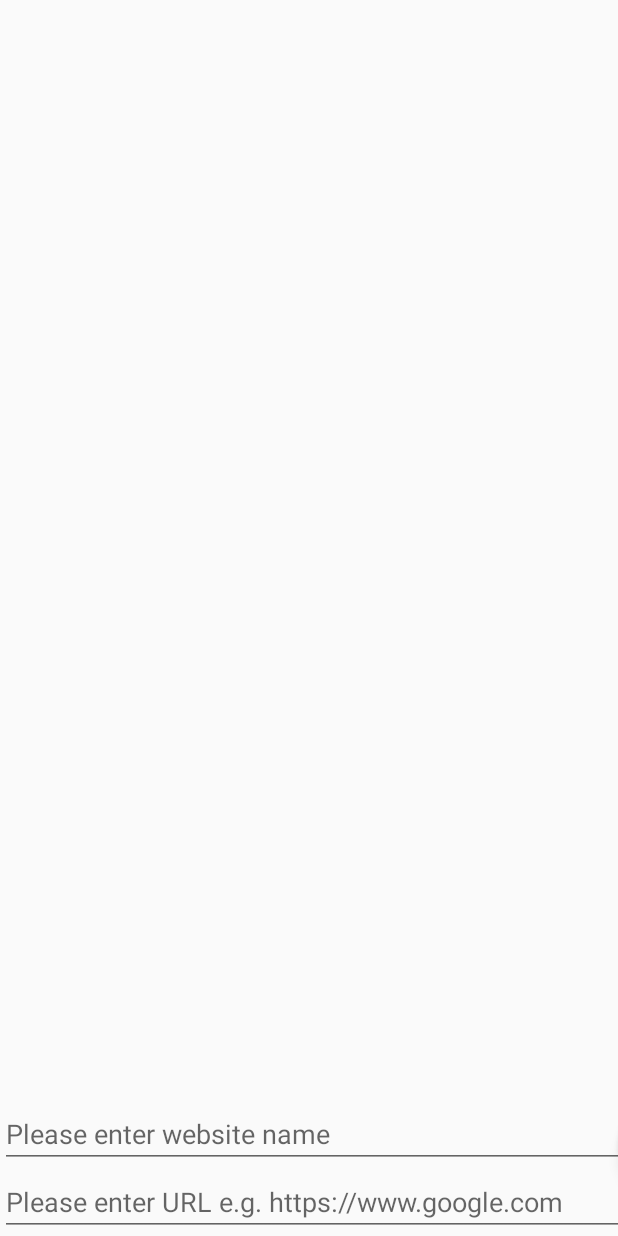
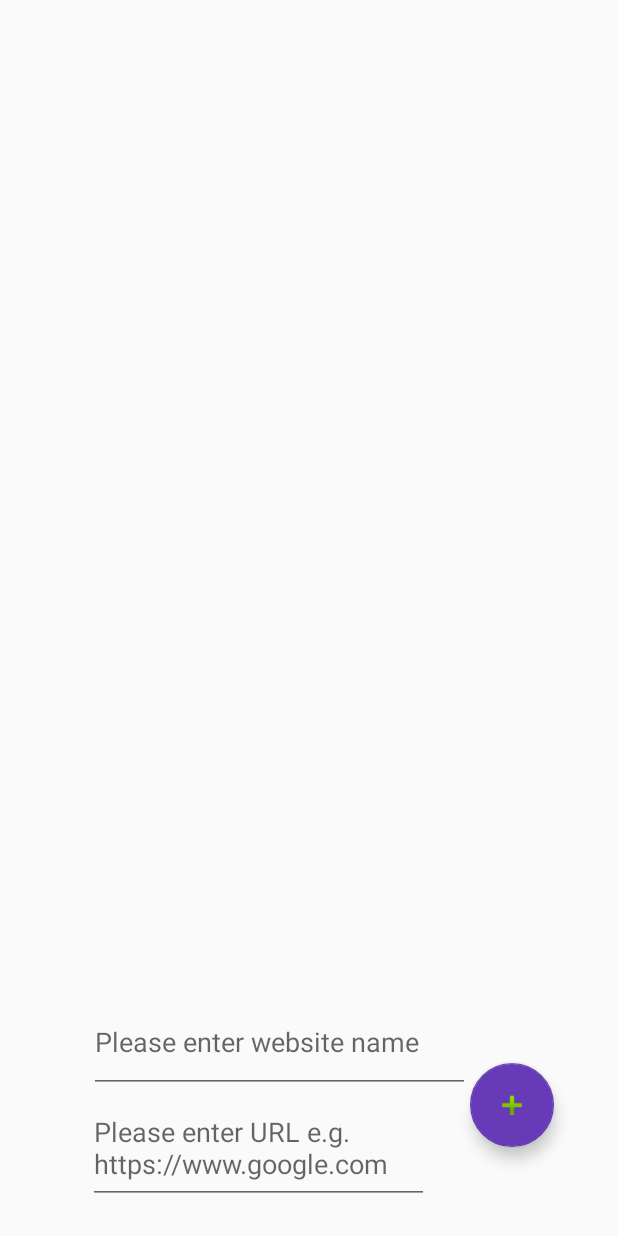
Before and after one commit to roy2EZ/CS5520_Mobile_App_Dev_NEU_Online_2020Spring, an Android app: the layout activity_link_collector_layout.xml on its own in the app's theme, with its tools: preview values and no code run, on a phone screen of 412 x 824 dp. Run offline under Robolectric (Android 15) with nearby library versions, the phone set to English and light mode, and no system bars.

Commit message:
Update some layout
Update some layout

```diff
--- a/app/src/main/res/layout/activity_about.xml
+++ b/app/src/main/res/layout/activity_about.xml
@@ -31,22 +31,21 @@
         app:layout_constraintHorizontal_bias="0.498"
         app:layout_constraintStart_toStartOf="parent"
         app:layout_constraintTop_toTopOf="parent"
-        app:layout_constraintVertical_bias="0.701" />
+        app:layout_constraintVertical_bias="0.594" />
 
     <TextView
         android:id="@+id/myNameAndEmail"
-        android:layout_width="270dp"
-        android:layout_height="0dp"
+        android:layout_width="277dp"
+        android:layout_height="194dp"
         android:layout_marginBottom="113dp"
         android:gravity="center"
         android:singleLine="false"
         android:text="@string/myNameAndEmail"
-        android:textAppearance="@style/TextAppearance.AppCompat.Medium"
+        android:textAppearance="@style/TextAppearance.AppCompat.Small"
         app:layout_constraintBottom_toBottomOf="parent"
         app:layout_constraintEnd_toEndOf="parent"
-        app:layout_constraintHorizontal_bias="0.496"
         app:layout_constraintStart_toStartOf="parent"
         app:layout_constraintTop_toBottomOf="@+id/buttonAbout"
-        app:layout_constraintVertical_bias="0.943" />
+        app:layout_constraintVertical_bias="0.0" />
 
 </androidx.constraintlayout.widget.ConstraintLayout>
--- a/app/src/main/res/layout/activity_link_collector_layout.xml
+++ b/app/src/main/res/layout/activity_link_collector_layout.xml
@@ -9,54 +9,70 @@
 
     <androidx.constraintlayout.widget.ConstraintLayout
         android:id="@+id/layout_recycle_view"
-        android:layout_width="match_parent"
-        android:layout_height="match_parent"
+        android:layout_width="0dp"
+        android:layout_height="0dp"
+        android:layout_marginStart="9dp"
+        android:layout_marginTop="11dp"
+        android:layout_marginEnd="9dp"
+        android:layout_marginBottom="13dp"
         app:layout_constraintBottom_toTopOf="@+id/constraintLayout"
         app:layout_constraintEnd_toEndOf="parent"
-        app:layout_constraintHorizontal_bias="1.0"
         app:layout_constraintStart_toStartOf="parent"
-        app:layout_constraintTop_toTopOf="parent"
-        app:layout_constraintVertical_bias="0.0">
+        app:layout_constraintTop_toTopOf="parent">
 
         <androidx.recyclerview.widget.RecyclerView
             android:id="@+id/my_recycler_view"
-            android:layout_width="match_parent"
-            android:layout_height="wrap_content"
+            android:layout_width="312dp"
+            android:layout_height="252dp"
             android:scrollbars="vertical"
 
+            app:layout_constraintBottom_toBottomOf="parent"
             app:layout_constraintEnd_toEndOf="parent"
+            app:layout_constraintHorizontal_bias="0.505"
             app:layout_constraintStart_toStartOf="parent"
-            app:layout_constraintTop_toTopOf="parent" />
+            app:layout_constraintTop_toTopOf="parent"
+            app:layout_constraintVertical_bias="0.075" />
 
     </androidx.constraintlayout.widget.ConstraintLayout>
 
     <androidx.constraintlayout.widget.ConstraintLayout
         android:id="@+id/constraintLayout"
-        android:layout_width="match_parent"
-        android:layout_height="wrap_content"
+        android:layout_width="400dp"
+        android:layout_height="151dp"
+        android:layout_marginBottom="11dp"
         app:layout_constraintBottom_toBottomOf="parent"
-        app:layout_constraintStart_toStartOf="parent">
+        app:layout_constraintEnd_toEndOf="parent"
+        app:layout_constraintStart_toStartOf="parent"
+        app:layout_constraintTop_toBottomOf="@+id/layout_recycle_view">
 
         <androidx.constraintlayout.widget.ConstraintLayout
             android:id="@+id/layout_edittext"
-            android:layout_width="wrap_content"
-            android:layout_height="wrap_content"
+            android:layout_width="307dp"
+            android:layout_height="159dp"
+            app:layout_constraintBottom_toBottomOf="parent"
+            app:layout_constraintEnd_toEndOf="parent"
+            app:layout_constraintHorizontal_bias="0.0"
             app:layout_constraintStart_toStartOf="parent"
-            app:layout_constraintTop_toTopOf="parent">
+            app:layout_constraintTop_toTopOf="parent"
+            app:layout_constraintVertical_bias="0.0">
 
             <EditText
                 android:id="@+id/edittext_url"
-                android:layout_width="450dp"
-                android:layout_height="45dp"
+                android:layout_width="227dp"
+                android:layout_height="74dp"
                 android:hint="Please enter URL e.g. https://www.google.com"
+                app:layout_constraintEnd_toEndOf="parent"
+                app:layout_constraintHorizontal_bias="0.662"
                 app:layout_constraintStart_toStartOf="parent"
                 app:layout_constraintTop_toBottomOf="@+id/edittext_name" />
 
             <EditText
                 android:id="@+id/edittext_name"
-                android:layout_width="450dp"
-                android:layout_height="45dp"
+                android:layout_width="254dp"
+                android:layout_height="67dp"
                 android:hint="Please enter website name "
+                app:layout_constraintEnd_toEndOf="parent"
+                app:layout_constraintHorizontal_bias="1.0"
                 app:layout_constraintStart_toStartOf="parent"
                 app:layout_constraintTop_toTopOf="parent" />
         </androidx.constraintlayout.widget.ConstraintLayout>
@@ -69,8 +85,12 @@
             android:focusable="true"
             android:src="@android:drawable/ic_input_add"
             app:backgroundTint="#673AB7"
+            app:layout_constraintBottom_toBottomOf="parent"
+            app:layout_constraintEnd_toEndOf="parent"
+            app:layout_constraintHorizontal_bias="0.0"
             app:layout_constraintStart_toEndOf="@+id/layout_edittext"
-            app:layout_constraintTop_toTopOf="parent" />
+            app:layout_constraintTop_toTopOf="parent"
+            app:layout_constraintVertical_bias="0.494" />
 
     </androidx.constraintlayout.widget.ConstraintLayout>
 
```
